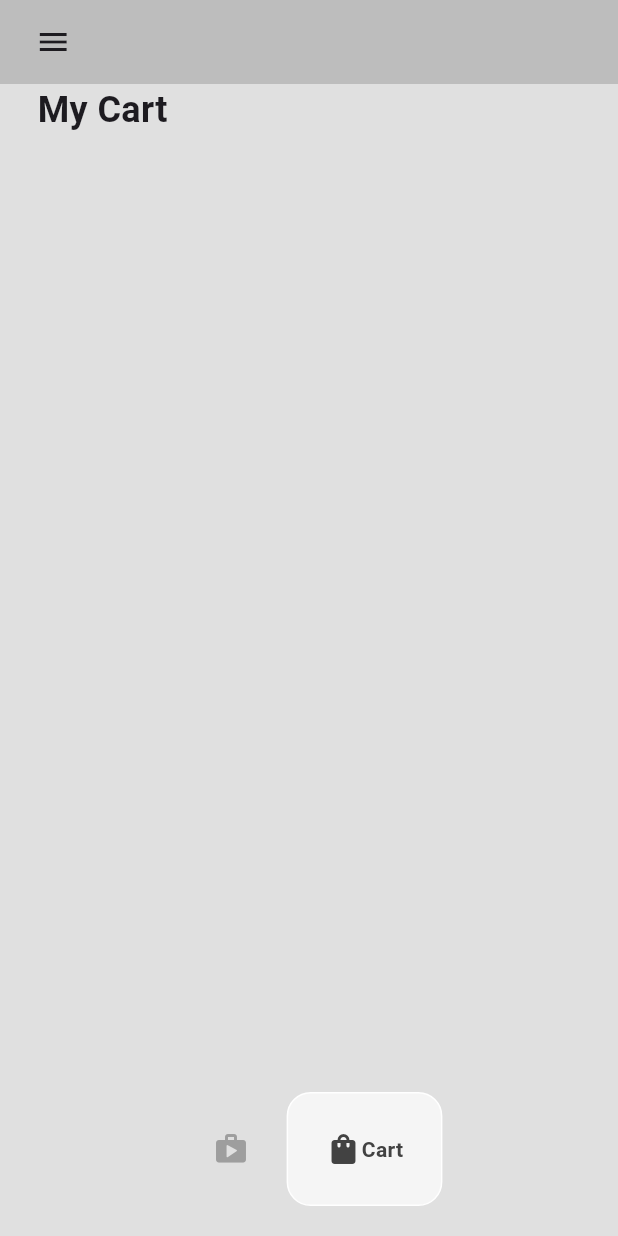
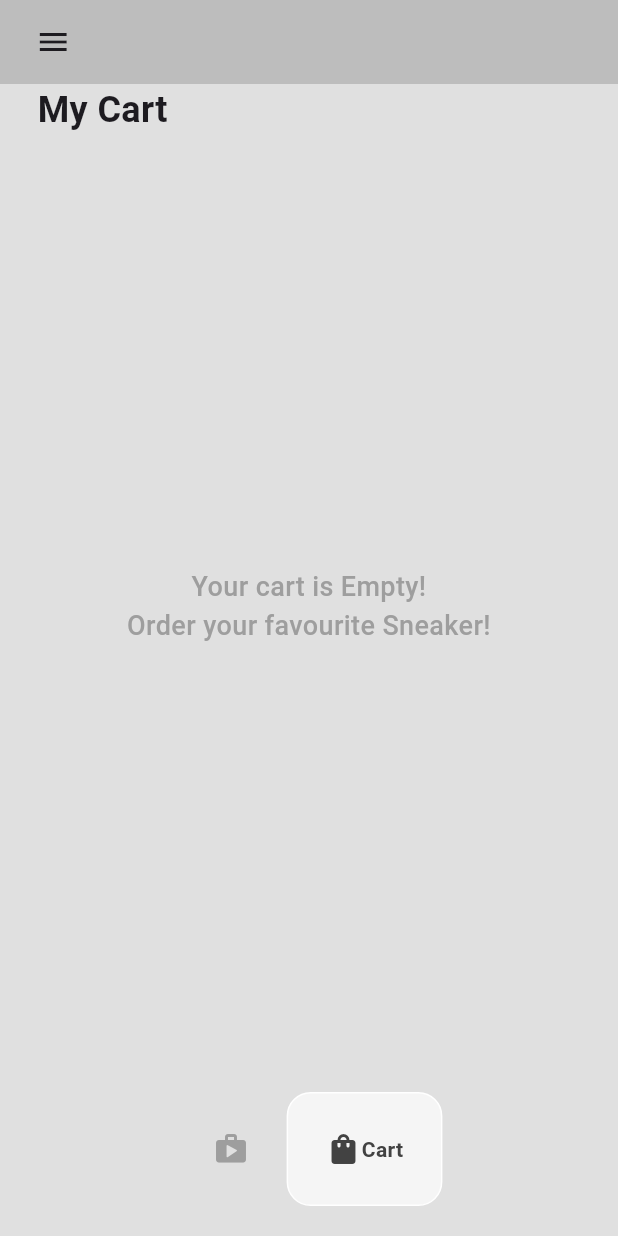
Before and after one commit to BaibhabKarmakar/Sneakers_shop_app, a Flutter app: the HomePage screen opened directly, item 2 of the bottom bar chosen, on a phone screen of 412 x 824 dp. Run offline on Flutter 3.47's test engine with Material 3 defaults, Android fonts, the phone set to English and light mode, and no system bars; drawn by our look-alikes of google_nav_bar.

Commit message:
added orderNow button and made one page for bill with GST

```diff
--- a/lib/pages/cart_page.dart
+++ b/lib/pages/cart_page.dart
@@ -1,6 +1,7 @@
 import 'package:e_commerce_app/components/cart_item.dart';
 import 'package:e_commerce_app/models/cart.dart';
 import 'package:e_commerce_app/models/shoe.dart';
+import 'package:e_commerce_app/pages/order_summary_page.dart';
 import 'package:flutter/material.dart';
 import 'package:provider/provider.dart';
 
@@ -24,19 +25,57 @@ class _CartPageState extends State<CartPage> {
           const SizedBox(height : 10),
 
           Expanded(
-            child : ListView.builder(
+              child: value.getUserCart().isEmpty
+                  ? Center(
+                      child: Text(
+                        "Your cart is Empty!\nOrder your favourite Sneaker!",
+                        textAlign: TextAlign.center,
+                        style: TextStyle(
+                          fontSize: 18,
+                          color: Colors.grey,
+                          fontWeight: FontWeight.w500,
+                        ),
+                      ),
+                    )
+                  : ListView.builder(
                       itemCount: value.getUserCart().length,
-              itemBuilder: (context , index) {
+                      itemBuilder: (context, index) {
                         // get individual Shoe :
                         Shoe individualShoe = value.getUserCart()[index];
-
                         // return the cart item :
                         return CartItem(
-                shoe : individualShoe,
+                          shoe: individualShoe,
                         );
-            })
-          )
+                      },
+                    ),
+            ),
 
+            if (value.getUserCart().isNotEmpty)
+              Padding(
+                padding: const EdgeInsets.symmetric(vertical: 20),
+                child: SizedBox(
+                  width: double.infinity,
+                  child: ElevatedButton(
+                    onPressed: () {
+                      Navigator.push(
+                        context,
+                        MaterialPageRoute(builder: (context) => OrderSummary()),
+                      );
+                    },
+                    style: ElevatedButton.styleFrom(
+                      padding: EdgeInsets.symmetric(vertical: 16),
+                      backgroundColor: Colors.black,
+                      shape: RoundedRectangleBorder(
+                        borderRadius: BorderRadius.circular(12),
+                      ),
+                    ),
+                    child: Text(
+                      "Order Now",
+                      style: TextStyle(fontSize: 18, color: Colors.white),
+                    ),
+                  ),
+                ),
+              ),
         ]
       ),
     ));
--- a/lib/pages/shop_page.dart
+++ b/lib/pages/shop_page.dart
@@ -20,8 +20,10 @@ class _ShopPageState extends State<ShopPage> {
     showDialog(
       context: context,
       builder: (context) {
-        Future.delayed(Duration(seconds: 2), () {
-          Navigator.of(context).pop(true); // Close the dialog after 3 seconds
+        Future.delayed(Duration(seconds: 1), () {
+          if(!mounted) return;
+          // ignore: use_build_context_synchronously
+          Navigator.of(context).pop(true);
         });
         return AlertDialog(
           title: Text("Successfully Added!"),
```
Also changed, not shown: lib/pages/order_summary_page.dart (added, +57 -0 lines). Lines whose indentation alone changed are shown as unchanged.
